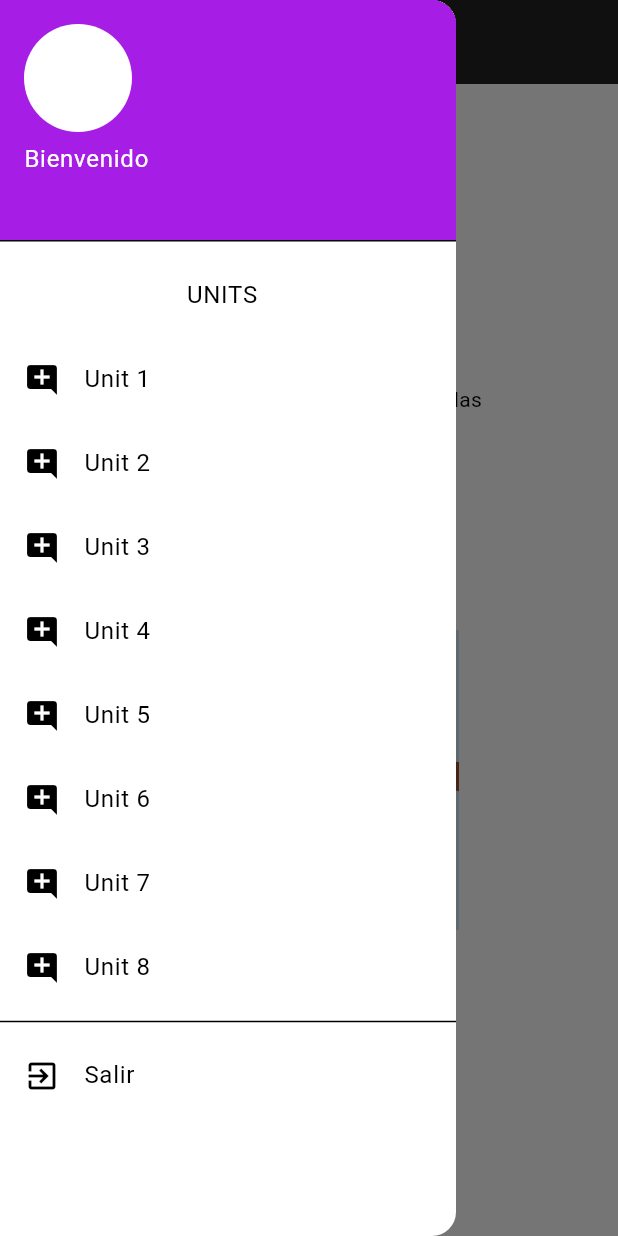
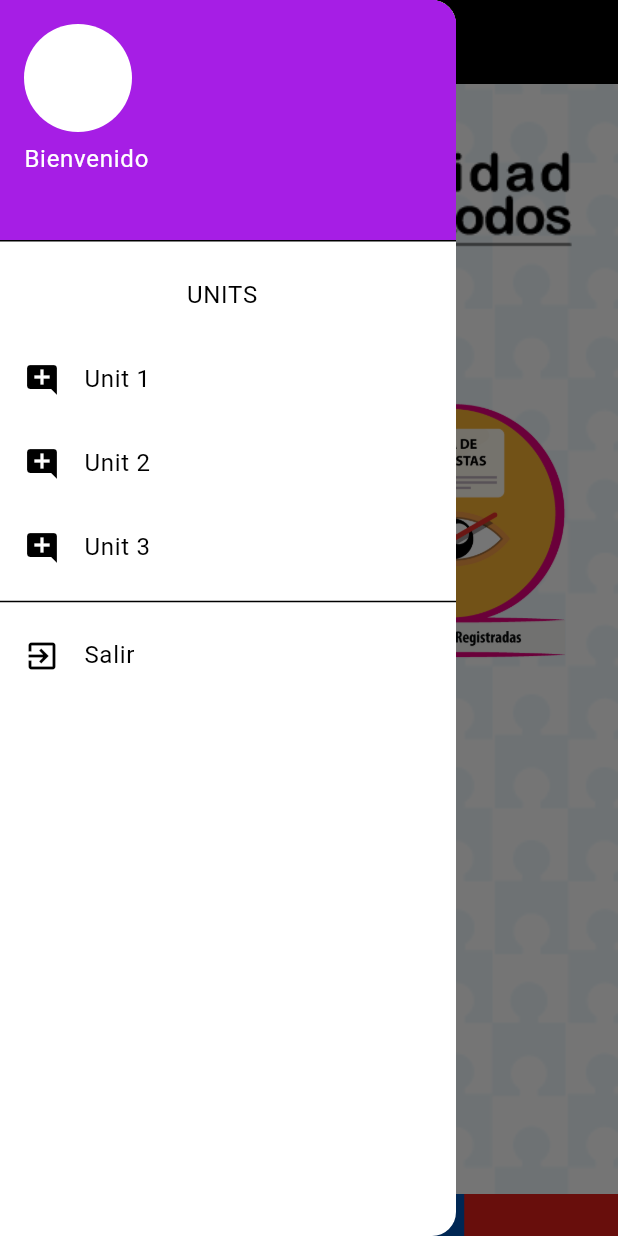
Before and after one commit to Denniss2C/FichaVulnerabilidad, a Flutter app: the screen it shows after launch, with the side drawer open, on a phone screen of 412 x 824 dp. Run offline on Flutter 3.47's test engine with Material 3 defaults, Android fonts, the phone set to English and light mode, and no system bars.

Commit message:
Diseño principal
Cambio de diseño principal y mejora en orden del codigo

```diff
--- a/lib/screens/home.dart
+++ b/lib/screens/home.dart
@@ -1,8 +1,9 @@
+import 'package:fichavulnerabilidad/screens/infoMIES.dart';
+import 'package:fichavulnerabilidad/screens/lista_encuestas.dart';
+import 'package:fichavulnerabilidad/screens/new_encuesta.dart';
+import 'package:fichavulnerabilidad/utils/ui/ui.dart';
+import 'package:fichavulnerabilidad/widgets/drawer.dart';
 import 'package:flutter/material.dart';
-import 'package:fichavulnerabilidad/screens/button1.dart';
-import 'package:fichavulnerabilidad/screens/button2.dart';
-import 'package:fichavulnerabilidad/screens/button3.dart';
-import 'package:fichavulnerabilidad/widgets/drawer.dart';
 
 class HomeScreen extends StatelessWidget {
   const HomeScreen({super.key});
@@ -12,105 +13,113 @@ class HomeScreen extends StatelessWidget {
   @override
   Widget build(BuildContext context) {
     return Scaffold(
-        //appbar con navigation drawer
-        appBar: AppBar(
-          title: const Text(
-            'VulneDis',
-            style: TextStyle(color: Colors.white),
-          ),
-          backgroundColor: Colors.black87,
-          iconTheme: const IconThemeData(
-            color: Colors.white, // Cambia esto al color que desees
+      appBar: AppBar(
+        title: const Text(
+          'VULNEDIS',
+          style: TextStyle(
+            color: Colors.white,
           ),
         ),
-        //navigation drawer
-        drawer: const CustomDrawer(),
-        //body
-        body: Column(
-          children: [
-            Row(
-              //poner una imagen y al lado un texto de "Diversidad somos todos"
-              children: [
-                Image.asset(
-                  'assets/images/diversidad.jpeg',
-                  height: 100,
-                  width: 100,
+        backgroundColor: TrackingColors.negro,
+        iconTheme: const IconThemeData(
+          color: Colors.white,
+        ),
+        centerTitle: true, // Centra el título
+      ),
+      //Manejador de pestañas
+      drawer: const CustomDrawer(),
+      //Cuerpo del home
+      body: Stack(
+        children: [
+          Container(
+            decoration: BoxDecoration(
+              image: DecorationImage(
+                image: AssetImage(TrackingDrawables.getFondoMies()),
+                fit: BoxFit.cover,
+              ),
+            ),
+          ),
+          Column(
+            children: [
+              Expanded(
+                flex: 1,
+                child: Image.asset(
+                  TrackingDrawables.getBanner(),
+                  fit: BoxFit.cover,
+                  width: double.infinity,
                 ),
-                const Text('Diversidad somos todos')
-              ],
-            ),
-            //botones redondos usando la misma imagen dos botones en un row y el otro debajo de eso, el boton redirige a button1.dart
-            Row(
-              children: [
-                Column(
+              ),
+              Expanded(
+                flex: 2,
+                child: Row(
+                  mainAxisAlignment: MainAxisAlignment.spaceEvenly,
                   children: [
-                    Container(
-                      height: 100,
-                      width: 100,
-                      decoration: BoxDecoration(
-                        color: Colors.blue,
-                        borderRadius: BorderRadius.circular(50),
-                      ),
-                      child: IconButton(
-                        icon: const Icon(Icons.add_comment),
-                        onPressed: () {
-                          Navigator.pushNamed(context, NuevaEncuesta.routeName);
-                        },
+                    InkWell(
+                      onTap: () {
+                        // Navega a la otra pantalla aquí
+                        Navigator.push(
+                          context,
+                          MaterialPageRoute(
+                              builder: (context) =>
+                                  const NuevaEncuesta()), // Reemplaza TuOtraPantalla() con tu widget de destino
+                        );
+                      },
+                      child: Image.asset(
+                        TrackingDrawables.getNuevaEncuesta(),
+                        width: 175,
+                        height: 175,
                       ),
                     ),
-                    const Text('Registro de nueva encuesta')
+                    InkWell(
+                      onTap: () {
+                        Navigator.push(
+                          context,
+                          MaterialPageRoute(
+                              builder: (context) => const EncuestaRegistrada()),
+                        );
+                      },
+                      child: Image.asset(
+                        TrackingDrawables.getListaEncuestas(),
+                        width: 175,
+                        height: 175,
+                      ),
+                    ),
                   ],
                 ),
-                Column(
+              ),
+              Expanded(
+                flex: 2,
+                child: Row(
+                  mainAxisAlignment: MainAxisAlignment.center,
                   children: [
-                    Container(
-                      height: 100,
-                      width: 100,
-                      decoration: BoxDecoration(
-                        color: Colors.blue,
-                        borderRadius: BorderRadius.circular(50),
-                      ),
-                      child: IconButton(
-                        icon: const Icon(Icons.add_comment),
-                        onPressed: () {
-                          Navigator.pushNamed(
-                              context, EncuestaResgistrada.routeName);
-                        },
+                    InkWell(
+                      onTap: () {
+                        Navigator.push(
+                          context,
+                          MaterialPageRoute(builder: (context) => const Mies()),
+                        );
+                      },
+                      child: Image.asset(
+                        TrackingDrawables.getInfo(),
+                        width: 175,
+                        height: 175,
                       ),
                     ),
-                    const Text('Encuestas registradas')
                   ],
                 ),
-              ],
-            ),
-            Column(
-              children: [
-                Container(
-                  height: 100,
-                  width: 100,
-                  decoration: BoxDecoration(
-                    color: Colors.blue,
-                    borderRadius: BorderRadius.circular(50),
-                  ),
-                  child: IconButton(
-                    icon: const Icon(Icons.add_comment),
-                    onPressed: () {
-                      Navigator.pushNamed(context, Mies.routeName);
-                    },
-                  ),
+              ),
+              Align(
+                alignment: Alignment.bottomCenter,
+                child: Image.asset(
+                  TrackingDrawables.getFlatEcuador(),
+                  fit: BoxFit.fitWidth,
+                  width: double.infinity,
                 ),
-                const Text('MIES')
-              ],
-            ),
-            Padding(
-              padding: const EdgeInsets.all(24.0),
-              child: Image.asset(
-                'assets/images/diversidad.jpeg',
-                height: 200,
-                width: 200,
               ),
-            ),
-          ],
-        ));
+            ],
+          ),
+        ],
+      ),
+    );
   }
 }
--- a/lib/screens/button2.dart
+++ b/lib/screens/lista_encuestas.dart
@@ -1,14 +1,14 @@
 import 'package:flutter/material.dart';
 
-class EncuestaResgistrada extends StatefulWidget {
-  const EncuestaResgistrada({super.key});
+class EncuestaRegistrada extends StatefulWidget {
+  const EncuestaRegistrada({super.key});
   static const String routeName = '/encuesta_regitrada';
 
   @override
-  State<EncuestaResgistrada> createState() => _EncuestaResgistradaState();
+  State<EncuestaRegistrada> createState() => _EncuestaRegistradaState();
 }
 
-class _EncuestaResgistradaState extends State<EncuestaResgistrada> {
+class _EncuestaRegistradaState extends State<EncuestaRegistrada> {
   @override
   Widget build(BuildContext context) {
     //poner el nombre en el medio
--- a/lib/screens/splash.dart
+++ b/lib/screens/splash.dart
@@ -1,6 +1,7 @@
 import 'dart:async';
 
 import 'package:fichavulnerabilidad/screens/home.dart';
+import 'package:fichavulnerabilidad/utils/ui/dimens.dart';
 import 'package:fichavulnerabilidad/utils/ui/drawables.dart';
 import 'package:flutter/material.dart';
 
@@ -18,8 +19,8 @@ class _SplashScreenState extends State<SplashScreen> {
   void initState() {
     super.initState();
 
-    // ⏳ Espera 3 segundos y navega a la HomeScreen
-    Timer(const Duration(seconds: 3), () {
+    // ⏳ Espera 4 segundos y navega a la HomeScreen
+    Timer(const Duration(seconds: 4), () {
       Navigator.pushReplacementNamed(context, HomeScreen.routeName);
     });
   }
@@ -38,7 +39,8 @@ class _SplashScreenState extends State<SplashScreen> {
             ),
             const Padding(
               padding: EdgeInsets.only(
-                  top: 16.0), // Espacio entre la imagen y el indicador
+                  top: TrackingDimens
+                      .dimen_24), // Espacio entre la imagen y el indicador
               child: CircularProgressIndicator.adaptive(),
             ),
           ],
--- a/lib/utils/routes.dart
+++ b/lib/utils/routes.dart
@@ -1,13 +1,13 @@
-import 'package:fichavulnerabilidad/screens/button1.dart';
-import 'package:fichavulnerabilidad/screens/button2.dart';
-import 'package:fichavulnerabilidad/screens/button3.dart';
 import 'package:fichavulnerabilidad/screens/home.dart';
+import 'package:fichavulnerabilidad/screens/infoMIES.dart';
+import 'package:fichavulnerabilidad/screens/lista_encuestas.dart';
+import 'package:fichavulnerabilidad/screens/new_encuesta.dart';
 import 'package:fichavulnerabilidad/screens/splash.dart';
 
 final routes = {
   SplashScreen.routeName: (context) => const SplashScreen(),
   HomeScreen.routeName: (context) => const HomeScreen(),
   NuevaEncuesta.routeName: (context) => const NuevaEncuesta(),
-  EncuestaResgistrada.routeName: (context) => const EncuestaResgistrada(),
+  EncuestaRegistrada.routeName: (context) => const EncuestaRegistrada(),
   Mies.routeName: (context) => const Mies(),
 };
--- a/lib/utils/ui/color.dart
+++ b/lib/utils/ui/color.dart
@@ -3,7 +3,9 @@ import 'package:flutter/material.dart';
 class TrackingColors {
   TrackingColors._();
 
-  static Color get primary => const Color.fromARGB(255, 166, 30, 229);
+  static Color get primario => const Color.fromARGB(255, 166, 30, 229);
+  static Color get negro => const Color.fromARGB(255, 0, 0, 0);
+  static Color get blanco => const Color.fromARGB(255, 255, 255, 255);
 
   static Color get primaryDark => const Color.fromARGB(255, 243, 218, 255);
 
--- a/lib/utils/ui/drawables.dart
+++ b/lib/utils/ui/drawables.dart
@@ -4,4 +4,12 @@ class TrackingDrawables {
   static String getLogoColor() => 'assets/images/LOCOLOR.png';
   static String getLogoBlanco() => 'assets/images/LOBLANCO.png';
   static String getLogoAzul() => 'assets/images/LOAZUL.png';
+
+  static String getBanner() => 'assets/images/ic_banner.png';
+  static String getNuevaEncuesta() => 'assets/images/ic_new_encuesta.png';
+  static String getListaEncuestas() => 'assets/images/ic_lista_encuestas.png';
+  static String getInfo() => 'assets/images/ic_info.png';
+  static String getFlatEcuador() => 'assets/images/flat_ecuador.png';
+  static String getFondoMies() => 'assets/images/fondo_mies.png';
+  static String getUsuario() => 'assets/images/ic_user.png';
 }
--- a/lib/utils/ui/theme.dart
+++ b/lib/utils/ui/theme.dart
@@ -5,7 +5,7 @@ class TrackingThemes {
   TrackingThemes._();
 
   static final ColorScheme _colorSchemeLight = ColorScheme.light(
-    primary: TrackingColors.primary,
+    primary: TrackingColors.primario,
   );
 
   static ThemeData get light {
--- a/lib/widgets/drawer.dart
+++ b/lib/widgets/drawer.dart
@@ -1,5 +1,7 @@
+import 'package:fichavulnerabilidad/screens/infoMIES.dart';
+import 'package:fichavulnerabilidad/screens/lista_encuestas.dart';
+import 'package:fichavulnerabilidad/screens/new_encuesta.dart';
 import 'package:flutter/material.dart';
-import 'package:fichavulnerabilidad/screens/button1.dart';
 
 class CustomDrawer extends StatelessWidget {
   const CustomDrawer({super.key});
@@ -41,7 +43,7 @@ class CustomDrawer extends StatelessWidget {
             title: const Text('Unit 2'),
             onTap: () {
               // Implementar la lógica para navegar a la pantalla de inicio
-              // Navigator.pushNamed(context, Unit2Screen.routeName);
+              Navigator.pushNamed(context, EncuestaRegistrada.routeName);
             },
           ),
           ListTile(
@@ -49,47 +51,7 @@ class CustomDrawer extends StatelessWidget {
             title: const Text('Unit 3'),
             onTap: () {
               // Implementar la lógica para navegar a la pantalla de inicio
-              // Navigator.pushNamed(context, Unit3Screen.routeName);
-            },
-          ),
-          ListTile(
-            leading: const Icon(Icons.add_comment),
-            title: const Text('Unit 4'),
-            onTap: () {
-              // Implementar la lógica para navegar a la pantalla de inicio
-              // Navigator.pushNamed(context, Unit4Screen.routeName);
-            },
-          ),
-          ListTile(
-            leading: const Icon(Icons.add_comment),
-            title: const Text('Unit 5'),
-            onTap: () {
-              // Implementar la lógica para navegar a la pantalla de inicio
-              // Navigator.pushNamed(context, Unit5Screen.routeName);
-            },
-          ),
-          ListTile(
-            leading: const Icon(Icons.add_comment),
-            title: const Text('Unit 6'),
-            onTap: () {
-              // Implementar la lógica para navegar a la pantalla de inicio
-              // Navigator.pushNamed(context, Unit6Screen.routeName);
-            },
-          ),
-          ListTile(
-            leading: const Icon(Icons.add_comment),
-            title: const Text('Unit 7'),
-            onTap: () {
-              // Implementar la lógica para navegar a la pantalla de inicio
-              // Navigator.pushNamed(context, Unit7Screen.routeName);
-            },
-          ),
-          ListTile(
-            leading: const Icon(Icons.add_comment),
-            title: const Text('Unit 8'),
-            onTap: () {
-              // Implementar la lógica para navegar a la pantalla de inicio
-              // Navigator.pushNamed(context, Unit8Screen.routeName);
+              Navigator.pushNamed(context, Mies.routeName);
             },
           ),
           const Divider(),
```
Also changed, not shown: assets/images/flat_ecuador.png (added), assets/images/fondo_mies.png (added), assets/images/ic_banner.png (added), assets/images/ic_info.png (added), assets/images/ic_lista_encuestas.png (added), assets/images/ic_new_encuesta.png (added), assets/images/ic_user.png (added), assets/images/logo_mies_app.png (added), lib/screens/infoMIES.dart (renamed from lib/screens/button3.dart), lib/screens/new_encuesta.dart (renamed from lib/screens/button1.dart).
